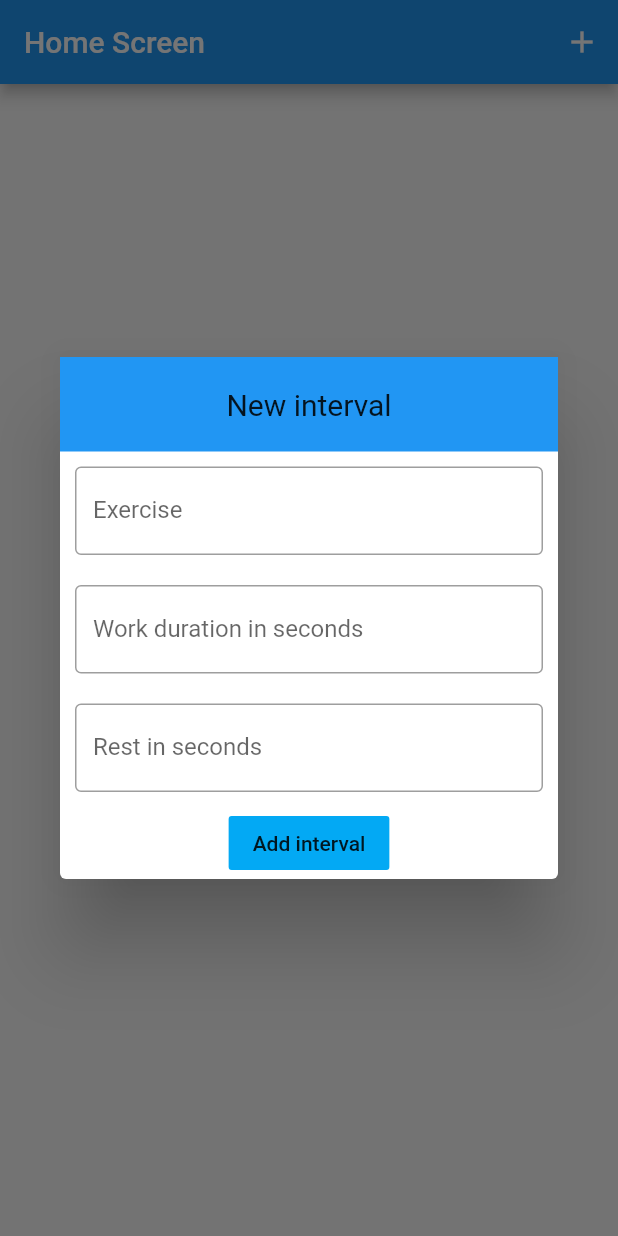
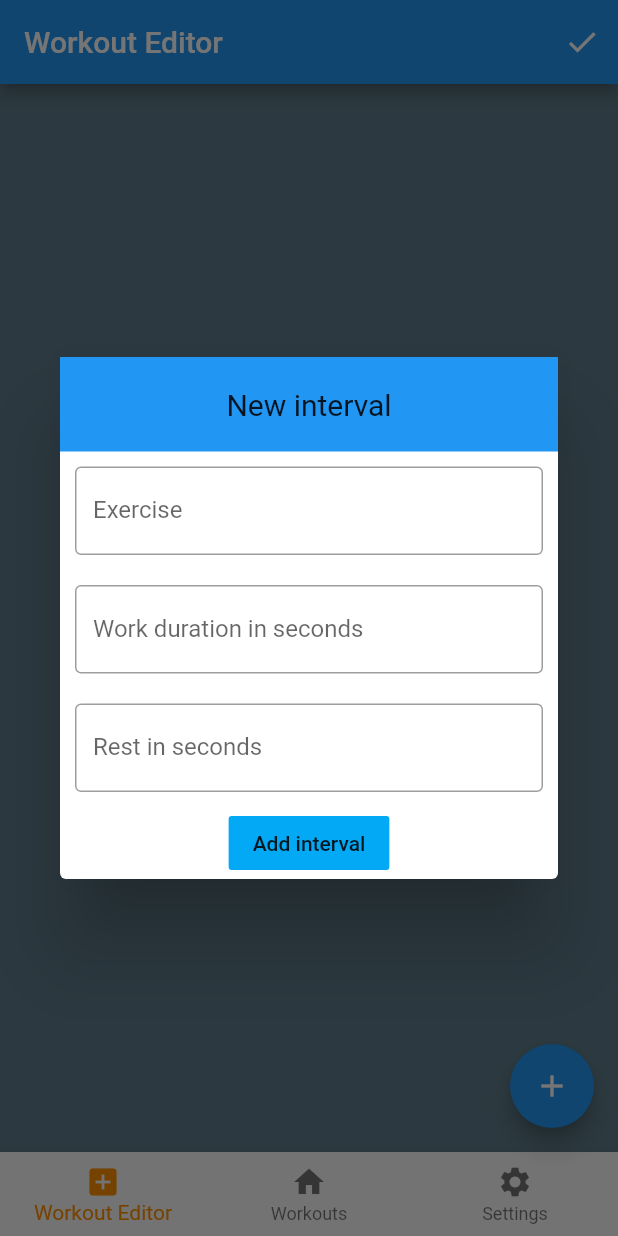
Before and after one commit to janushannesarson/Basketball-Interval-Training, a Flutter app: the screen it shows after launch, after a tap on the "add" icon, on a phone screen of 412 x 824 dp. Run offline on Flutter 3.47's test engine with Material 2 defaults, Android fonts, the phone set to English and light mode, and no system bars.

Commit message:
Added navigationbar, going to refactor

```diff
--- a/lib/home_screen/home_screen.dart
+++ b/lib/home_screen/home_screen.dart
@@ -9,49 +9,85 @@ class HomeScreen extends StatefulWidget {
 }
 
 class _HomeScreenState extends State<HomeScreen> {
-
   HomeScreenViewModel viewModel = HomeScreenViewModel();
 
-  void _onReorder(int oldIndex, int newIndex){
+  int _selectedIndex = 1;
+
+  void _onReorder(int oldIndex, int newIndex) {
     setState(() {
       viewModel.onReorder(oldIndex, newIndex);
     });
   }
 
   void _addIntervalDialog() {
-    showDialog(context: context, child: NewIntervalDialog(onAddConfirmed: _onAddConfirmed,));
+    showDialog(
+        context: context,
+        child: NewIntervalDialog(
+          onAddConfirmed: _onAddConfirmed,
+        ));
   }
 
-  void _onAddConfirmed(String exercise, int duration, int rest){
+  void _onAddConfirmed(String exercise, int duration, int rest) {
     setState(() {
       viewModel.addInterval(exercise, duration, rest);
     });
   }
 
+  void _onItemTapped(int index){
+    setState(() {
+      _selectedIndex = index;
+    });
+  }
+
+  void _onCreateWorkout() {}
+
   @override
   Widget build(BuildContext context) {
     return Scaffold(
+      backgroundColor: Colors.blueGrey,
       appBar: AppBar(
-        title: Text("Home Screen"),
+        title: Text("Workout Editor"),
         actions: <Widget>[
           IconButton(
-            icon: Icon(Icons.add),
-            tooltip: "Sort it",
-            onPressed: _addIntervalDialog,
+            icon: Icon(Icons.done),
+            tooltip: "Create workout",
+            onPressed: _onCreateWorkout,
           )
         ],
       ),
       body: ReorderableListView(
         children: viewModel.intervals
-            .map((index) => ListTile(
+            .map((index) => Dismissible(
                   key: ObjectKey(index),
-                  title: Text("$index"),
-                  subtitle: Text("Move it"),
+                  child: Card(
+                    elevation: 8,
+                    child: ListTile(
+                      title: Text("${index.title}"),
+                      subtitle: Text(
+                          "Duration: ${index.duration} seconds Rest: ${index.rest} seconds"),
+                      trailing: Icon(Icons.drag_handle),
+                    ),
+                  ),
                 ))
             .toList(),
         onReorder: _onReorder,
       ),
+      floatingActionButton: FloatingActionButton(
+        onPressed: _addIntervalDialog,
+        child: Icon(Icons.add),
+      ),
+      bottomNavigationBar: BottomNavigationBar(
+        items: const <BottomNavigationBarItem>[
+          BottomNavigationBarItem(icon: Icon(Icons.add_box), title: Text("Workout Editor")),
+          BottomNavigationBarItem(icon: Icon(Icons.home), title: Text("Workouts")),
+          BottomNavigationBarItem(icon: Icon(Icons.settings), title: Text("Settings"))
+        ],
+        currentIndex: _selectedIndex,
+        selectedItemColor: Colors.amber[800],
+        onTap: _onItemTapped,
+        )
+      ,
+
     );
   }
-
 }
--- a/lib/home_screen/home_screen_view_model.dart
+++ b/lib/home_screen/home_screen_view_model.dart
@@ -15,4 +15,5 @@ class HomeScreenViewModel {
   void addInterval(String exercise, int duration, int rest){
     intervals.add(WorkInterval(title: exercise, duration: duration, rest: rest));
   }
+
 }
```
